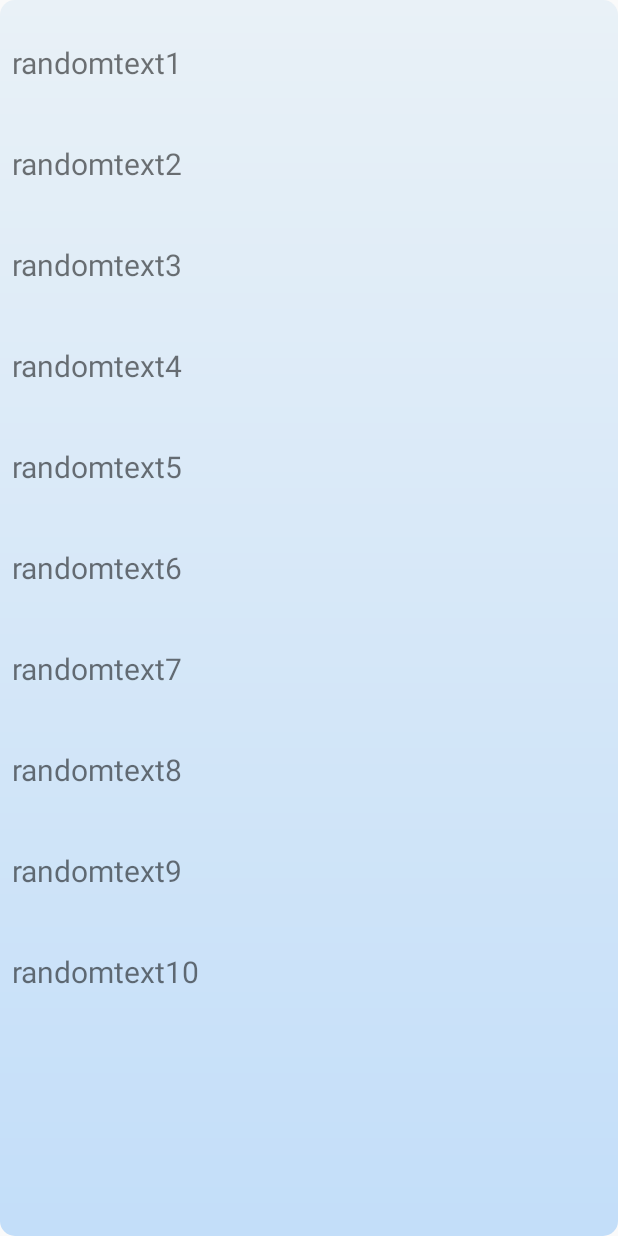
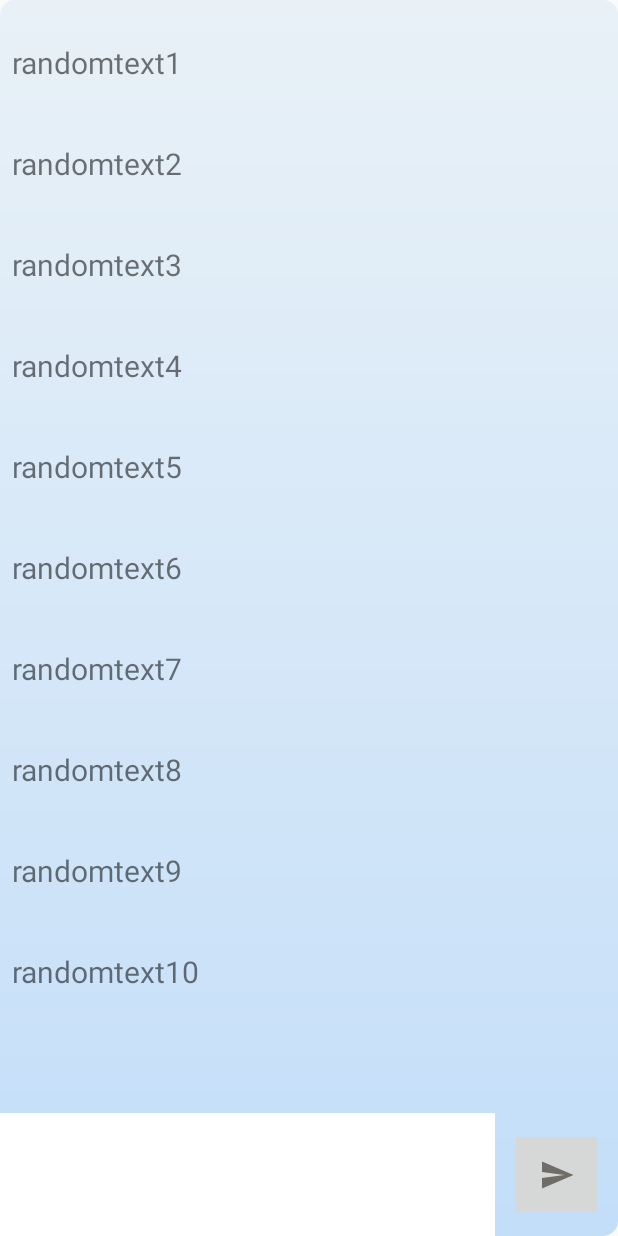
Before and after one commit to akuldr67/DotJoin, an Android app: the layout activity_pop_up_chat.xml on its own in the app's theme, with its tools: preview values and no code run, on a phone screen of 412 x 824 dp. Run offline under Robolectric (Android 15) with nearby library versions, the phone set to English and light mode, and no system bars.

Commit message:
Edit Text and send icon added in chat Pop Up window (currently hardcoded)

```diff
--- a/app/src/main/java/com/example/dotjoin/PopUpChat.java
+++ b/app/src/main/java/com/example/dotjoin/PopUpChat.java
@@ -6,9 +6,15 @@ import android.app.Activity;
 import android.os.Bundle;
 import android.util.DisplayMetrics;
 import android.view.Gravity;
+import android.view.View;
 import android.view.WindowManager;
+import android.widget.EditText;
+import android.widget.ImageButton;
 
 public class PopUpChat extends Activity {
+
+    private ImageButton sendButton;
+    private EditText newMessage;
 
     @Override
     protected void onCreate(Bundle savedInstanceState) {
@@ -29,5 +35,19 @@ public class PopUpChat extends Activity {
         params.y = -20;
 
         getWindow().setAttributes(params);
+
+
+
+        //send Button
+        sendButton = findViewById(R.id.send);
+        sendButton.setOnClickListener(new View.OnClickListener() {
+            @Override
+            public void onClick(View v) {
+                //when send button pressed
+            }
+        });
+
+        //new Message
+        newMessage = findViewById(R.id.writeNewText);
     }
 }
--- /dev/null
+++ b/app/src/main/res/drawable/ic_send_button.xml
@@ -0,0 +1,5 @@
+<vector android:height="24dp" android:tint="#706C67"
+    android:viewportHeight="24.0" android:viewportWidth="24.0"
+    android:width="24dp" xmlns:android="http://schemas.android.com/apk/res/android">
+    <path android:fillColor="#FF000000" android:pathData="M2.01,21L23,12 2.01,3 2,10l15,2 -15,2z"/>
+</vector>
--- a/app/src/main/res/layout/activity_pop_up_chat.xml
+++ b/app/src/main/res/layout/activity_pop_up_chat.xml
@@ -7,9 +7,19 @@
     android:background="@drawable/chat_box_background"
     tools:context=".PopUpChat">
 
+    <LinearLayout
+        android:layout_width="match_parent"
+        android:layout_height="match_parent"
+        android:orientation="vertical"
+        android:id="@+id/completePopUp"
+        android:weightSum="10"
+        >
+
     <ScrollView
-        android:layout_width="409dp"
-        android:layout_height="729dp"
+        android:id="@+id/scrollView"
+        android:layout_width="match_parent"
+        android:layout_height="fill_parent"
+        android:layout_weight="1"
         android:layout_marginStart="8dp"
         android:layout_marginTop="8dp"
         android:layout_marginEnd="8dp"
@@ -23,9 +33,8 @@
             android:layout_width="match_parent"
             android:layout_height="wrap_content"
             android:orientation="vertical"
-            android:scrollbars="vertical"
             android:scrollbarAlwaysDrawVerticalTrack="true"
-            >
+            android:scrollbars="vertical">
 
             <TextView
                 android:id="@+id/randomText1"
@@ -33,8 +42,8 @@
                 android:layout_height="wrap_content"
                 android:layout_marginTop="20dp"
                 android:layout_marginBottom="20dp"
-                android:textSize="20dp"
-                android:text="randomtext1" />
+                android:text="randomtext1"
+                android:textSize="20dp" />
 
             <TextView
                 android:id="@+id/randomText2"
@@ -42,73 +51,110 @@
                 android:layout_height="wrap_content"
                 android:layout_marginTop="20dp"
                 android:layout_marginBottom="20dp"
-                android:textSize="20dp"
-                android:text="randomtext2" />
+                android:text="randomtext2"
+                android:textSize="20dp" />
+
             <TextView
                 android:id="@+id/randomText3"
                 android:layout_width="match_parent"
                 android:layout_height="wrap_content"
                 android:layout_marginTop="20dp"
                 android:layout_marginBottom="20dp"
-                android:textSize="20dp"
-                android:text="randomtext3" />
+                android:text="randomtext3"
+                android:textSize="20dp" />
+
             <TextView
                 android:id="@+id/randomText4"
                 android:layout_width="match_parent"
                 android:layout_height="wrap_content"
                 android:layout_marginTop="20dp"
                 android:layout_marginBottom="20dp"
-                android:textSize="20dp"
-                android:text="randomtext4" />
+                android:text="randomtext4"
+                android:textSize="20dp" />
+
             <TextView
                 android:id="@+id/randomText5"
                 android:layout_width="match_parent"
                 android:layout_height="wrap_content"
                 android:layout_marginTop="20dp"
                 android:layout_marginBottom="20dp"
-                android:textSize="20dp"
-                android:text="randomtext5" />
+                android:text="randomtext5"
+                android:textSize="20dp" />
+
             <TextView
                 android:id="@+id/randomText6"
                 android:layout_width="match_parent"
                 android:layout_height="wrap_content"
                 android:layout_marginTop="20dp"
                 android:layout_marginBottom="20dp"
-                android:textSize="20dp"
-                android:text="randomtext6" />
+                android:text="randomtext6"
+                android:textSize="20dp" />
+
             <TextView
                 android:id="@+id/randomText7"
                 android:layout_width="match_parent"
                 android:layout_height="wrap_content"
                 android:layout_marginTop="20dp"
                 android:layout_marginBottom="20dp"
-                android:textSize="20dp"
-                android:text="randomtext7" />
+                android:text="randomtext7"
+                android:textSize="20dp" />
+
             <TextView
                 android:id="@+id/randomText8"
                 android:layout_width="match_parent"
                 android:layout_height="wrap_content"
                 android:layout_marginTop="20dp"
                 android:layout_marginBottom="20dp"
-                android:textSize="20dp"
-                android:text="randomtext8" />
+                android:text="randomtext8"
+                android:textSize="20dp" />
+
             <TextView
                 android:id="@+id/randomText9"
                 android:layout_width="match_parent"
                 android:layout_height="wrap_content"
                 android:layout_marginTop="20dp"
                 android:layout_marginBottom="20dp"
-                android:textSize="20dp"
-                android:text="randomtext9" />
+                android:text="randomtext9"
+                android:textSize="20dp" />
+
             <TextView
                 android:id="@+id/randomText10"
                 android:layout_width="match_parent"
                 android:layout_height="wrap_content"
                 android:layout_marginTop="20dp"
                 android:layout_marginBottom="20dp"
-                android:textSize="20dp"
-                android:text="randomtext10" />
+                android:text="randomtext10"
+                android:textSize="20dp" />
 
         </LinearLayout>
     </ScrollView>
+
+        <LinearLayout
+            android:layout_width="match_parent"
+            android:layout_height="fill_parent"
+            android:orientation="horizontal"
+            android:layout_weight="9"
+            android:weightSum="5"
+            >
+
+            <EditText
+                android:layout_width="fill_parent"
+                android:layout_height="fill_parent"
+                android:layout_alignBottom="@id/scrollView"
+                android:background="#FFFFFF"
+                android:layout_marginBottom="0dp"
+                android:id="@+id/writeNewText"
+                android:layout_weight="1"
+                >
+            </EditText>
+
+            <ImageButton
+                android:id="@+id/send"
+                android:layout_width="fill_parent"
+                android:layout_height="fill_parent"
+                android:layout_margin="10dp"
+                android:src="@drawable/ic_send_button"
+                android:layout_weight="4"/>
+        </LinearLayout>
+    </LinearLayout>
 </RelativeLayout>
```
